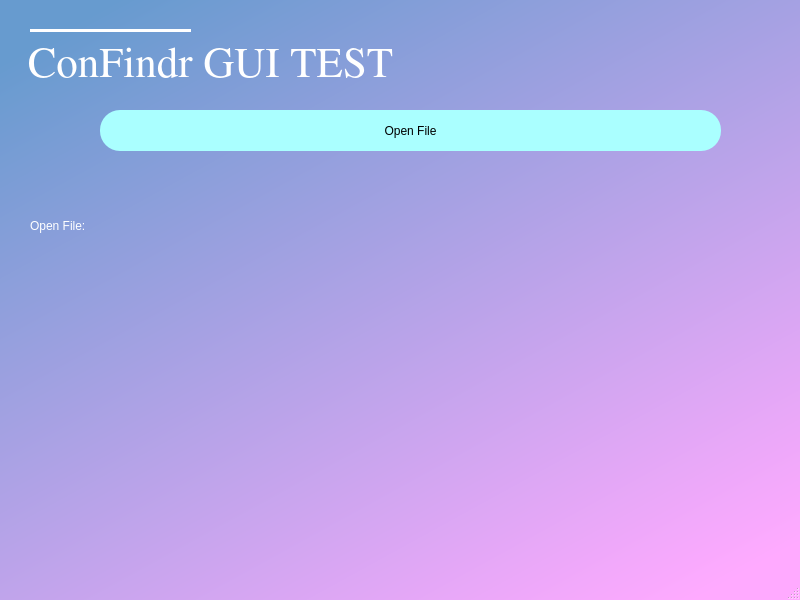
First picture: the form in Dialog.ui, repository OLC-Bioinformatics/COWBAT-GUI, before the edit.
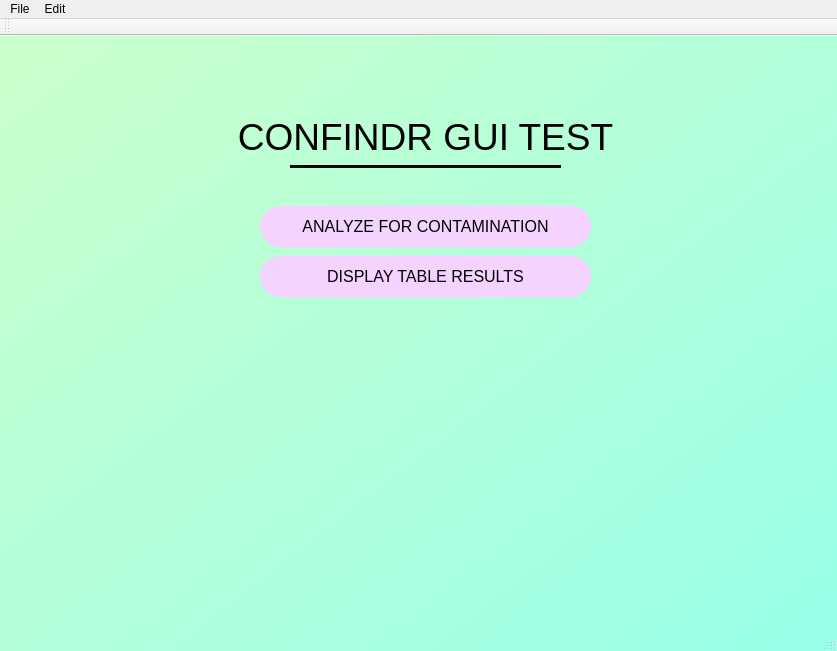
Second picture: the form after the edit.

Commit message: ConFindr GUI script using PyQt5 and QT Designer. Contains test files and test results. ConFindr must be downloaded to run analysis, but not to open results.

```diff
--- a/Dialog.ui
+++ b/Dialog.ui
@@ -6,8 +6,8 @@
    <rect>
     <x>0</x>
     <y>0</y>
-    <width>800</width>
-    <height>600</height>
+    <width>837</width>
+    <height>651</height>
    </rect>
   </property>
   <property name="palette">
@@ -24,19 +24,19 @@
      </colorrole>
      <colorrole role="Button">
       <brush brushstyle="LinearGradientPattern">
-       <gradient startx="0.147000000000000" starty="0.000000000000000" endx="0.880000000000000" endy="1.000000000000000" type="LinearGradient" spread="PadSpread" coordinatemode="ObjectBoundingMode">
+       <gradient startx="0.000000000000000" starty="0.000000000000000" endx="1.000000000000000" endy="1.000000000000000" type="LinearGradient" spread="PadSpread" coordinatemode="ObjectBoundingMode">
         <gradientstop position="0.000000000000000">
          <color alpha="255">
-          <red>103</red>
-          <green>155</green>
-          <blue>207</blue>
+          <red>204</red>
+          <green>255</green>
+          <blue>203</blue>
          </color>
         </gradientstop>
-        <gradientstop position="0.994764000000000">
+        <gradientstop position="1.000000000000000">
          <color alpha="255">
-          <red>255</red>
-          <green>170</green>
-          <blue>255</blue>
+          <red>152</red>
+          <green>255</green>
+          <blue>233</blue>
          </color>
         </gradientstop>
        </gradient>
@@ -107,19 +107,19 @@
      </colorrole>
      <colorrole role="Base">
       <brush brushstyle="LinearGradientPattern">
-       <gradient startx="0.147000000000000" starty="0.000000000000000" endx="0.880000000000000" endy="1.000000000000000" type="LinearGradient" spread="PadSpread" coordinatemode="ObjectBoundingMode">
+       <gradient startx="0.000000000000000" starty="0.000000000000000" endx="1.000000000000000" endy="1.000000000000000" type="LinearGradient" spread="PadSpread" coordinatemode="ObjectBoundingMode">
         <gradientstop position="0.000000000000000">
          <color alpha="255">
-          <red>103</red>
-          <green>155</green>
-          <blue>207</blue>
+          <red>204</red>
+          <green>255</green>
+          <blue>203</blue>
          </color>
         </gradientstop>
-        <gradientstop position="0.994764000000000">
+        <gradientstop position="1.000000000000000">
          <color alpha="255">
-          <red>255</red>
-          <green>170</green>
-          <blue>255</blue>
+          <red>152</red>
+          <green>255</green>
+          <blue>233</blue>
          </color>
         </gradientstop>
        </gradient>
@@ -127,19 +127,19 @@
      </colorrole>
      <colorrole role="Window">
       <brush brushstyle="LinearGradientPattern">
-       <gradient startx="0.147000000000000" starty="0.000000000000000" endx="0.880000000000000" endy="1.000000000000000" type="LinearGradient" spread="PadSpread" coordinatemode="ObjectBoundingMode">
+       <gradient startx="0.000000000000000" starty="0.000000000000000" endx="1.000000000000000" endy="1.000000000000000" type="LinearGradient" spread="PadSpread" coordinatemode="ObjectBoundingMode">
         <gradientstop position="0.000000000000000">
          <color alpha="255">
-          <red>103</red>
-          <green>155</green>
-          <blue>207</blue>
+          <red>204</red>
+          <green>255</green>
+          <blue>203</blue>
          </color>
         </gradientstop>
-        <gradientstop position="0.994764000000000">
+        <gradientstop position="1.000000000000000">
          <color alpha="255">
-          <red>255</red>
-          <green>170</green>
-          <blue>255</blue>
+          <red>152</red>
+          <green>255</green>
+          <blue>233</blue>
          </color>
         </gradientstop>
        </gradient>
@@ -203,19 +203,19 @@
      </colorrole>
      <colorrole role="Button">
       <brush brushstyle="LinearGradientPattern">
-       <gradient startx="0.147000000000000" starty="0.000000000000000" endx="0.880000000000000" endy="1.000000000000000" type="LinearGradient" spread="PadSpread" coordinatemode="ObjectBoundingMode">
+       <gradient startx="0.000000000000000" starty="0.000000000000000" endx="1.000000000000000" endy="1.000000000000000" type="LinearGradient" spread="PadSpread" coordinatemode="ObjectBoundingMode">
         <gradientstop position="0.000000000000000">
          <color alpha="255">
-          <red>103</red>
-          <green>155</green>
-          <blue>207</blue>
+          <red>204</red>
+          <green>255</green>
+          <blue>203</blue>
          </color>
         </gradientstop>
-        <gradientstop position="0.994764000000000">
+        <gradientstop position="1.000000000000000">
          <color alpha="255">
-          <red>255</red>
-          <green>170</green>
-          <blue>255</blue>
+          <red>152</red>
+          <green>255</green>
+          <blue>233</blue>
          </color>
         </gradientstop>
        </gradient>
@@ -286,19 +286,19 @@
      </colorrole>
      <colorrole role="Base">
       <brush brushstyle="LinearGradientPattern">
-       <gradient startx="0.147000000000000" starty="0.000000000000000" endx="0.880000000000000" endy="1.000000000000000" type="LinearGradient" spread="PadSpread" coordinatemode="ObjectBoundingMode">
+       <gradient startx="0.000000000000000" starty="0.000000000000000" endx="1.000000000000000" endy="1.000000000000000" type="LinearGradient" spread="PadSpread" coordinatemode="ObjectBoundingMode">
         <gradientstop position="0.000000000000000">
          <color alpha="255">
-          <red>103</red>
-          <green>155</green>
-          <blue>207</blue>
+          <red>204</red>
+          <green>255</green>
+          <blue>203</blue>
          </color>
         </gradientstop>
-        <gradientstop position="0.994764000000000">
+        <gradientstop position="1.000000000000000">
          <color alpha="255">
-          <red>255</red>
-          <green>170</green>
-          <blue>255</blue>
+          <red>152</red>
+          <green>255</green>
+          <blue>233</blue>
          </color>
         </gradientstop>
        </gradient>
@@ -306,19 +306,19 @@
      </colorrole>
      <colorrole role="Window">
       <brush brushstyle="LinearGradientPattern">
-       <gradient startx="0.147000000000000" starty="0.000000000000000" endx="0.880000000000000" endy="1.000000000000000" type="LinearGradient" spread="PadSpread" coordinatemode="ObjectBoundingMode">
+       <gradient startx="0.000000000000000" starty="0.000000000000000" endx="1.000000000000000" endy="1.000000000000000" type="LinearGradient" spread="PadSpread" coordinatemode="ObjectBoundingMode">
         <gradientstop position="0.000000000000000">
          <color alpha="255">
-          <red>103</red>
-          <green>155</green>
-          <blue>207</blue>
+          <red>204</red>
+          <green>255</green>
+          <blue>203</blue>
          </color>
         </gradientstop>
-        <gradientstop position="0.994764000000000">
+        <gradientstop position="1.000000000000000">
          <color alpha="255">
-          <red>255</red>
-          <green>170</green>
-          <blue>255</blue>
+          <red>152</red>
+          <green>255</green>
+          <blue>233</blue>
          </color>
         </gradientstop>
        </gradient>
@@ -382,19 +382,19 @@
      </colorrole>
      <colorrole role="Button">
       <brush brushstyle="LinearGradientPattern">
-       <gradient startx="0.147000000000000" starty="0.000000000000000" endx="0.880000000000000" endy="1.000000000000000" type="LinearGradient" spread="PadSpread" coordinatemode="ObjectBoundingMode">
+       <gradient startx="0.000000000000000" starty="0.000000000000000" endx="1.000000000000000" endy="1.000000000000000" type="LinearGradient" spread="PadSpread" coordinatemode="ObjectBoundingMode">
         <gradientstop position="0.000000000000000">
          <color alpha="255">
-          <red>103</red>
-          <green>155</green>
-          <blue>207</blue>
+          <red>204</red>
+          <green>255</green>
+          <blue>203</blue>
          </color>
         </gradientstop>
-        <gradientstop position="0.994764000000000">
+        <gradientstop position="1.000000000000000">
          <color alpha="255">
-          <red>255</red>
-          <green>170</green>
-          <blue>255</blue>
+          <red>152</red>
+          <green>255</green>
+          <blue>233</blue>
          </color>
         </gradientstop>
        </gradient>
@@ -465,19 +465,19 @@
      </colorrole>
      <colorrole role="Base">
       <brush brushstyle="LinearGradientPattern">
-       <gradient startx="0.147000000000000" starty="0.000000000000000" endx="0.880000000000000" endy="1.000000000000000" type="LinearGradient" spread="PadSpread" coordinatemode="ObjectBoundingMode">
+       <gradient startx="0.000000000000000" starty="0.000000000000000" endx="1.000000000000000" endy="1.000000000000000" type="LinearGradient" spread="PadSpread" coordinatemode="ObjectBoundingMode">
         <gradientstop position="0.000000000000000">
          <color alpha="255">
-          <red>103</red>
-          <green>155</green>
-          <blue>207</blue>
+          <red>204</red>
+          <green>255</green>
+          <blue>203</blue>
          </color>
         </gradientstop>
-        <gradientstop position="0.994764000000000">
+        <gradientstop position="1.000000000000000">
          <color alpha="255">
-          <red>255</red>
-          <green>170</green>
-          <blue>255</blue>
+          <red>152</red>
+          <green>255</green>
+          <blue>233</blue>
          </color>
         </gradientstop>
        </gradient>
@@ -485,19 +485,19 @@
      </colorrole>
      <colorrole role="Window">
       <brush brushstyle="LinearGradientPattern">
-       <gradient startx="0.147000000000000" starty="0.000000000000000" endx="0.880000000000000" endy="1.000000000000000" type="LinearGradient" spread="PadSpread" coordinatemode="ObjectBoundingMode">
+       <gradient startx="0.000000000000000" starty="0.000000000000000" endx="1.000000000000000" endy="1.000000000000000" type="LinearGradient" spread="PadSpread" coordinatemode="ObjectBoundingMode">
         <gradientstop position="0.000000000000000">
          <color alpha="255">
-          <red>103</red>
-          <green>155</green>
-          <blue>207</blue>
+          <red>204</red>
+          <green>255</green>
+          <blue>203</blue>
          </color>
         </gradientstop>
-        <gradientstop position="0.994764000000000">
+        <gradientstop position="1.000000000000000">
          <color alpha="255">
-          <red>255</red>
-          <green>170</green>
-          <blue>255</blue>
+          <red>152</red>
+          <green>255</green>
+          <blue>233</blue>
          </color>
         </gradientstop>
        </gradient>
@@ -555,34 +555,132 @@
    <string>ConFindrGUI</string>
   </property>
   <property name="styleSheet">
-   <string notr="true">QWidget#MainWindow{
-background-color:qlineargradient(spread:pad, x1:0.147, y1:0, x2:0.88, y2:1, stop:0 rgba(103, 155, 207, 255), stop:0.994764 rgba(255, 170, 255, 255));}</string>
+   <string notr="true">QWidget#MainWindow{background-color:qlineargradient(spread:pad, x1:0, y1:0, x2:1, y2:1, stop:0 rgba(204, 255, 203, 255), stop:1 rgba(152, 255, 233, 255))}</string>
   </property>
   <widget class="QWidget" name="centralwidget">
    <widget class="QPushButton" name="fileButton">
     <property name="geometry">
      <rect>
-      <x>100</x>
-      <y>110</y>
-      <width>621</width>
+      <x>260</x>
+      <y>220</y>
+      <width>331</width>
       <height>41</height>
      </rect>
     </property>
+    <property name="palette">
+     <palette>
+      <active>
+       <colorrole role="Button">
+        <brush brushstyle="SolidPattern">
+         <color alpha="255">
+          <red>244</red>
+          <green>212</green>
+          <blue>255</blue>
+         </color>
+        </brush>
+       </colorrole>
+       <colorrole role="Base">
+        <brush brushstyle="SolidPattern">
+         <color alpha="255">
+          <red>244</red>
+          <green>212</green>
+          <blue>255</blue>
+         </color>
+        </brush>
+       </colorrole>
+       <colorrole role="Window">
+        <brush brushstyle="SolidPattern">
+         <color alpha="255">
+          <red>244</red>
+          <green>212</green>
+          <blue>255</blue>
+         </color>
+        </brush>
+       </colorrole>
+      </active>
+      <inactive>
+       <colorrole role="Button">
+        <brush brushstyle="SolidPattern">
+         <color alpha="255">
+          <red>244</red>
+          <green>212</green>
+          <blue>255</blue>
+         </color>
+        </brush>
+       </colorrole>
+       <colorrole role="Base">
+        <brush brushstyle="SolidPattern">
+         <color alpha="255">
+          <red>244</red>
+          <green>212</green>
+          <blue>255</blue>
+         </color>
+        </brush>
+       </colorrole>
+       <colorrole role="Window">
+        <brush brushstyle="SolidPattern">
+         <color alpha="255">
+          <red>244</red>
+          <green>212</green>
+          <blue>255</blue>
+         </color>
+        </brush>
+       </colorrole>
+      </inactive>
+      <disabled>
+       <colorrole role="Button">
+        <brush brushstyle="SolidPattern">
+         <color alpha="255">
+          <red>244</red>
+          <green>212</green>
+          <blue>255</blue>
+         </color>
+        </brush>
+       </colorrole>
+       <colorrole role="Base">
+        <brush brushstyle="SolidPattern">
+         <color alpha="255">
+          <red>244</red>
+          <green>212</green>
+          <blue>255</blue>
+         </color>
+        </brush>
+       </colorrole>
+       <colorrole role="Window">
+        <brush brushstyle="SolidPattern">
+         <color alpha="255">
+          <red>244</red>
+          <green>212</green>
+          <blue>255</blue>
+         </color>
+        </brush>
+       </colorrole>
+      </disabled>
+     </palette>
+    </property>
+    <property name="font">
+     <font>
+      <family>MS Shell Dlg 2</family>
+      <pointsize>12</pointsize>
+      <weight>50</weight>
+      <bold>false</bold>
+     </font>
+    </property>
     <property name="styleSheet">
      <string notr="true">border-radius:20px;
-background-color:rgb(170, 255, 255)</string>
+background-color:rgb(244, 212, 255)</string>
     </property>
     <property name="text">
-     <string>Open File</string>
+     <string>DISPLAY TABLE RESULTS</string>
     </property>
    </widget>
    <widget class="QLabel" name="labelTitle">
     <property name="geometry">
      <rect>
-      <x>0</x>
-      <y>10</y>
-      <width>421</width>
-      <height>101</height>
+      <x>220</x>
+      <y>70</y>
+      <width>411</width>
+      <height>61</height>
      </rect>
     </property>
     <property name="palette">
@@ -591,9 +689,9 @@
        <colorrole role="WindowText">
         <brush brushstyle="SolidPattern">
          <color alpha="255">
-          <red>255</red>
-          <green>255</green>
-          <blue>255</blue>
+          <red>0</red>
+          <green>0</green>
+          <blue>0</blue>
          </color>
         </brush>
        </colorrole>
@@ -602,9 +700,9 @@
        <colorrole role="WindowText">
         <brush brushstyle="SolidPattern">
          <color alpha="255">
-          <red>255</red>
-          <green>255</green>
-          <blue>255</blue>
+          <red>0</red>
+          <green>0</green>
+          <blue>0</blue>
          </color>
         </brush>
        </colorrole>
@@ -624,8 +722,8 @@
     </property>
     <property name="font">
      <font>
-      <family>Nimbus Roman No9 L</family>
-      <pointsize>32</pointsize>
+      <family>MS Shell Dlg 2</family>
+      <pointsize>28</pointsize>
       <weight>50</weight>
       <italic>false</italic>
       <bold>false</bold>
@@ -635,7 +733,7 @@
      <enum>QFrame::Plain</enum>
     </property>
     <property name="text">
-     <string>ConFindr GUI TEST</string>
+     <string>CONFINDR GUI TEST</string>
     </property>
     <property name="alignment">
      <set>Qt::AlignCenter</set>
@@ -644,9 +742,9 @@
    <widget class="Line" name="lineTitle">
     <property name="geometry">
      <rect>
-      <x>30</x>
-      <y>20</y>
-      <width>161</width>
+      <x>290</x>
+      <y>120</y>
+      <width>271</width>
       <height>20</height>
      </rect>
     </property>
@@ -656,9 +754,9 @@
        <colorrole role="WindowText">
         <brush brushstyle="SolidPattern">
          <color alpha="255">
-          <red>255</red>
-          <green>255</green>
-          <blue>255</blue>
+          <red>0</red>
+          <green>0</green>
+          <blue>0</blue>
          </color>
         </brush>
        </colorrole>
@@ -667,9 +765,9 @@
        <colorrole role="WindowText">
         <brush brushstyle="SolidPattern">
          <color alpha="255">
-          <red>255</red>
-          <green>255</green>
-          <blue>255</blue>
+          <red>0</red>
+          <green>0</green>
+          <blue>0</blue>
          </color>
         </brush>
        </colorrole>
@@ -700,54 +798,173 @@
      <enum>Qt::Horizontal</enum>
     </property>
    </widget>
-   <widget class="QLabel" name="openFileLabel">
+   <widget class="QPushButton" name="analyzeResultsButton">
     <property name="geometry">
      <rect>
-      <x>30</x>
-      <y>200</y>
-      <width>691</width>
-      <height>51</height>
+      <x>260</x>
+      <y>170</y>
+      <width>331</width>
+      <height>41</height>
      </rect>
     </property>
     <property name="palette">
      <palette>
       <active>
-       <colorrole role="WindowText">
+       <colorrole role="Button">
         <brush brushstyle="SolidPattern">
          <color alpha="255">
-          <red>255</red>
-          <green>255</green>
+          <red>244</red>
+          <green>212</green>
           <blue>255</blue>
          </color>
         </brush>
        </colorrole>
+       <colorrole role="Base">
+        <brush brushstyle="SolidPattern">
+         <color alpha="255">
+          <red>244</red>
+          <green>212</green>
+          <blue>255</blue>
+         </color>
+        </brush>
+       </colorrole>
+       <colorrole role="Window">
+        <brush brushstyle="SolidPattern">
+         <color alpha="255">
+          <red>244</red>
+          <green>212</green>
+          <blue>255</blue>
+         </color>
+        </brush>
+       </colorrole>
       </active>
       <inactive>
-       <colorrole role="WindowText">
+       <colorrole role="Button">
         <brush brushstyle="SolidPattern">
          <color alpha="255">
-          <red>255</red>
-          <green>255</green>
+          <red>244</red>
+          <green>212</green>
           <blue>255</blue>
          </color>
         </brush>
        </colorrole>
+       <colorrole role="Base">
+        <brush brushstyle="SolidPattern">
+         <color alpha="255">
+          <red>244</red>
+          <green>212</green>
+          <blue>255</blue>
+         </color>
+        </brush>
+       </colorrole>
+       <colorrole role="Window">
+        <brush brushstyle="SolidPattern">
+         <color alpha="255">
+          <red>244</red>
+          <green>212</green>
+          <blue>255</blue>
+         </color>
+        </brush>
+       </colorrole>
       </inactive>
       <disabled>
+       <colorrole role="Button">
+        <brush brushstyle="SolidPattern">
+         <color alpha="255">
+          <red>244</red>
+          <green>212</green>
+          <blue>255</blue>
+         </color>
+        </brush>
+       </colorrole>
+       <colorrole role="Base">
+        <brush brushstyle="SolidPattern">
+         <color alpha="255">
+          <red>244</red>
+          <green>212</green>
+          <blue>255</blue>
+         </color>
+        </brush>
+       </colorrole>
+       <colorrole role="Window">
+        <brush brushstyle="SolidPattern">
+         <color alpha="255">
+          <red>244</red>
+          <green>212</green>
+          <blue>255</blue>
+         </color>
+        </brush>
+       </colorrole>
+      </disabled>
+     </palette>
+    </property>
+    <property name="font">
+     <font>
+      <family>MS Shell Dlg 2</family>
+      <pointsize>12</pointsize>
+      <weight>50</weight>
+      <bold>false</bold>
+     </font>
+    </property>
+    <property name="styleSheet">
+     <string notr="true">border-radius:20px;
+background-color:rgb(244, 212, 255)</string>
+    </property>
+    <property name="text">
+     <string>ANALYZE FOR CONTAMINATION</string>
+    </property>
+   </widget>
+   <widget class="QLabel" name="errorLabel">
+    <property name="geometry">
+     <rect>
+      <x>200</x>
+      <y>150</y>
+      <width>451</width>
+      <height>16</height>
+     </rect>
+    </property>
+    <property name="palette">
+     <palette>
+      <active>
        <colorrole role="WindowText">
         <brush brushstyle="SolidPattern">
          <color alpha="255">
-          <red>190</red>
-          <green>190</green>
-          <blue>190</blue>
+          <red>138</red>
+          <green>0</green>
+          <blue>0</blue>
          </color>
         </brush>
        </colorrole>
+      </active>
+      <inactive>
+       <colorrole role="WindowText">
+        <brush brushstyle="SolidPattern">
+         <color alpha="255">
+          <red>138</red>
+          <green>0</green>
+          <blue>0</blue>
+         </color>
+        </brush>
+       </colorrole>
+      </inactive>
+      <disabled>
+       <colorrole role="WindowText">
+        <brush brushstyle="SolidPattern">
+         <color alpha="255">
+          <red>120</red>
+          <green>120</green>
+          <blue>120</blue>
+         </color>
+        </brush>
+       </colorrole>
       </disabled>
      </palette>
     </property>
     <property name="text">
-     <string>Open File:</string>
+     <string/>
+    </property>
+    <property name="alignment">
+     <set>Qt::AlignCenter</set>
     </property>
    </widget>
   </widget>
@@ -756,12 +973,83 @@
     <rect>
      <x>0</x>
      <y>0</y>
-     <width>800</width>
+     <width>837</width>
      <height>19</height>
     </rect>
    </property>
+   <widget class="QMenu" name="menuFile">
+    <property name="title">
+     <string>File</string>
+    </property>
+    <addaction name="actionNew"/>
+    <addaction name="actionSave"/>
+   </widget>
+   <widget class="QMenu" name="menuEdit">
+    <property name="title">
+     <string>Edit</string>
+    </property>
+    <addaction name="actionCopy"/>
+    <addaction name="actionPaste"/>
+   </widget>
+   <addaction name="menuFile"/>
+   <addaction name="menuEdit"/>
   </widget>
   <widget class="QStatusBar" name="statusbar"/>
+  <widget class="QToolBar" name="toolBar">
+   <property name="windowTitle">
+    <string>toolBar</string>
+   </property>
+   <attribute name="toolBarArea">
+    <enum>TopToolBarArea</enum>
+   </attribute>
+   <attribute name="toolBarBreak">
+    <bool>false</bool>
+   </attribute>
+  </widget>
+  <action name="actionCopy">
+   <property name="text">
+    <string>Copy</string>
+   </property>
+   <property name="statusTip">
+    <string>Copy a file</string>
+   </property>
+   <property name="shortcut">
+    <string>Ctrl+C</string>
+   </property>
+  </action>
+  <action name="actionNew">
+   <property name="text">
+    <string>Open</string>
+   </property>
+   <property name="statusTip">
+    <string>Open an existing file</string>
+   </property>
+   <property name="shortcut">
+    <string>Ctrl+O</string>
+   </property>
+  </action>
+  <action name="actionSave">
+   <property name="text">
+    <string>Save</string>
+   </property>
+   <property name="statusTip">
+    <string>Save a file</string>
+   </property>
+   <property name="shortcut">
+    <string>Ctrl+S</string>
+   </property>
+  </action>
+  <action name="actionPaste">
+   <property name="text">
+    <string>Paste</string>
+   </property>
+   <property name="statusTip">
+    <string>Paste a file</string>
+   </property>
+   <property name="shortcut">
+    <string>Ctrl+V</string>
+   </property>
+  </action>
  </widget>
  <resources/>
  <connections/>
```
Left out of the diff: 2 changed lines with no effect on the pictures. The commit also changes 49 other files.
